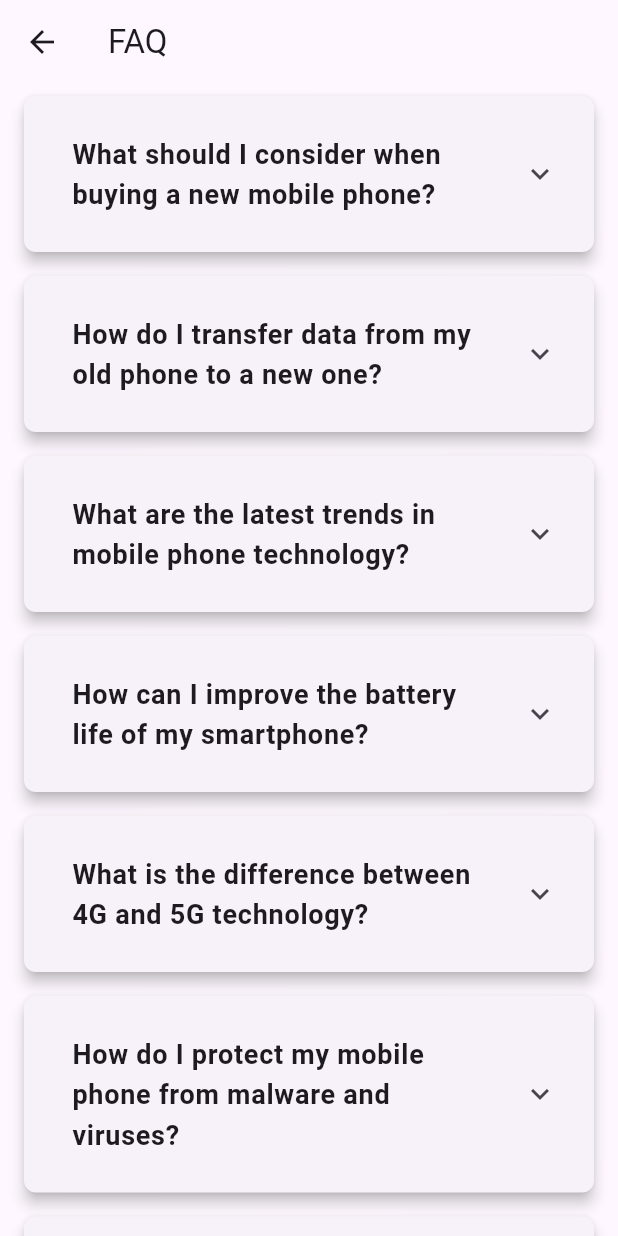
After one commit to Gnv1996/Flutter_App, a Flutter app: the FAQPage screen opened by its route, on a phone screen of 412 x 824 dp. The commit adds this screen. Run offline on Flutter 3.47's test engine with Material 3 defaults, Android fonts, the phone set to English and light mode, and no system bars; our stand-ins replace google_fonts.

Commit message:
update code with chating screen

```diff
--- a/lib/main.dart
+++ b/lib/main.dart
@@ -7,6 +7,8 @@ import 'widgets/theme.dart';
 import './pages/profileScreen.dart';
 import './pages/registration_page.dart';
 import './pages/contactForm.dart';
+import './pages/faq_page.dart';
+import './pages/chat_message.dart';
 
 void main() {
   runApp(const MyApp());
@@ -27,6 +29,8 @@ class MyApp extends StatelessWidget {
         MyRoutes.profileRoute: (context) => ProfileScreen(),
         MyRoutes.signUpRoute: (context) => RegistrationPage(),
         MyRoutes.contactRoute: (context) => ContactForm(),
+        MyRoutes.faqRoute: (context) => FAQPage(),
+        MyRoutes.chatRoute: (context) => ChatScreen(),
         // Add more routes as needed
       },
     );
--- /dev/null
+++ b/lib/pages/faq_page.dart
@@ -0,0 +1,159 @@
+import 'package:flutter/material.dart';
+
+class FAQPage extends StatelessWidget {
+  final List<FAQItem> faqs = [
+    FAQItem(
+      question: 'What should I consider when buying a new mobile phone?',
+      answer:
+          'Consider factors like your budget, desired features (camera quality, battery life, performance), operating system preference (Android, iOS), and brand reputation.',
+    ),
+    FAQItem(
+      question: 'How do I transfer data from my old phone to a new one?',
+      answer:
+          'You can transfer data using methods like backup and restore through cloud services, using a transfer cable, or through apps like Google Drive or Apple\'s iCloud.',
+    ),
+    FAQItem(
+      question: 'What are the latest trends in mobile phone technology?',
+      answer:
+          'Current trends include 5G connectivity, foldable phones, high refresh rate displays, advanced camera systems, and AI-powered features.',
+    ),
+    FAQItem(
+      question: 'How can I improve the battery life of my smartphone?',
+      answer:
+          'To improve battery life, you can optimize settings like screen brightness and timeout, disable background apps, use battery saver modes, and avoid overcharging.',
+    ),
+    FAQItem(
+      question: 'What is the difference between 4G and 5G technology?',
+      answer:
+          '5G offers faster speeds, lower latency, and increased network capacity compared to 4G. It enables new applications like augmented reality and IoT.',
+    ),
+    FAQItem(
+      question: 'How do I protect my mobile phone from malware and viruses?',
+      answer:
+          'Protect your phone by installing reputable antivirus software, keeping your operating system updated, avoiding suspicious links and apps, and using secure Wi-Fi networks.',
+    ),
+    FAQItem(
+      question: 'Which mobile phone has the best camera for photography?',
+      answer:
+          'Phones like iPhone 13 Pro, Google Pixel 6 Pro, and Samsung Galaxy S22 Ultra are known for their excellent camera quality and advanced photography features.',
+    ),
+    FAQItem(
+      question: 'How do I choose the right mobile phone plan for my needs?',
+      answer:
+          'Consider factors like data usage, coverage area, contract terms, and additional features (like international calling or data roaming) offered by different carriers.',
+    ),
+    FAQItem(
+      question: 'What are the benefits of buying a refurbished mobile phone?',
+      answer:
+          'Refurbished phones are typically cheaper than new ones, undergo rigorous testing, often come with warranties, and are better for the environment by reducing electronic waste.',
+    ),
+    FAQItem(
+      question: 'How often should I update the software on my mobile phone?',
+      answer:
+          'Regularly update your phone\'s software to receive security patches, bug fixes, and new features. Aim to update as soon as updates become available.',
+    ),
+    FAQItem(
+      question: 'What is the best way to clean my mobile phone screen?',
+      answer:
+          'Use a microfiber cloth slightly dampened with water or a screen cleaner specifically designed for electronic devices. Avoid harsh chemicals or abrasive materials.',
+    ),
+    FAQItem(
+      question: 'How do I troubleshoot common mobile phone problems?',
+      answer:
+          'Common troubleshooting steps include restarting the phone, checking for software updates, clearing cache or app data, resetting network settings, or contacting technical support.',
+    ),
+    FAQItem(
+      question: 'Which mobile phone has the longest battery life?',
+      answer:
+          'Phones like the Samsung Galaxy M52 5G, iPhone 13 Pro Max, and Xiaomi Redmi Note 11 Pro offer excellent battery life, often lasting more than a day with moderate usage.',
+    ),
+    FAQItem(
+      question: 'What are the advantages of buying an unlocked mobile phone?',
+      answer:
+          'Unlocked phones allow you to choose your carrier and switch networks easily, often have no carrier bloatware, and may receive software updates faster than carrier-locked phones.',
+    ),
+    FAQItem(
+      question: 'How can I maximize the storage space on my mobile phone?',
+      answer:
+          'Maximize storage by using cloud storage services for photos and videos, deleting unused apps and files, clearing cache regularly, and using a microSD card if your phone supports it.',
+    ),
+    FAQItem(
+      question: 'What are the pros and cons of using a mobile phone case?',
+      answer:
+          'Pros: Protects your phone from drops and scratches, can add style or personalization. Cons: Adds bulk, may affect wireless charging or heat dissipation in some cases.',
+    ),
+    FAQItem(
+      question: 'How do I factory reset my mobile phone?',
+      answer:
+          'Go to Settings > System > Reset (varies by phone). Confirm your selection and enter your PIN or password when prompted. Note: Factory reset erases all data on your phone.',
+    ),
+    FAQItem(
+      question: 'Which mobile phone operating system is the most secure?',
+      answer:
+          'Both Android and iOS are secure when updated regularly, but iOS is often considered more secure due to Apple\'s strict app store policies and quicker software updates across devices.',
+    ),
+    FAQItem(
+      question: 'How can I extend the lifespan of my mobile phone battery?',
+      answer:
+          'Avoid extreme temperatures, avoid complete discharges, use battery saver modes, and consider replacing the battery when it no longer holds a charge effectively.',
+    ),
+    FAQItem(
+      question: 'What should I do if my mobile phone gets wet?',
+      answer:
+          'Turn off the phone immediately, dry it with a towel, remove any removable parts (SIM card, etc.), and place it in a bowl of uncooked rice or silica gel packets to absorb moisture. Do not use heat to dry it.',
+    ),
+  ];
+
+  @override
+  Widget build(BuildContext context) {
+    return Scaffold(
+      appBar: AppBar(
+        title: Text('FAQ'),
+      ),
+      body: ListView.builder(
+        itemCount: faqs.length,
+        itemBuilder: (context, index) {
+          final faq = faqs[index];
+          return Card(
+            margin: EdgeInsets.symmetric(vertical: 8, horizontal: 16),
+            elevation: 4,
+            shape: RoundedRectangleBorder(
+              borderRadius: BorderRadius.circular(8),
+            ),
+            child: ExpansionTile(
+              title: Padding(
+                padding: const EdgeInsets.all(16.0),
+                child: Text(
+                  faq.question,
+                  style: TextStyle(
+                    fontSize: 18,
+                    fontWeight: FontWeight.bold,
+                  ),
+                ),
+              ),
+              children: [
+                Padding(
+                  padding: const EdgeInsets.fromLTRB(16, 0, 16, 16),
+                  child: Text(
+                    faq.answer,
+                    style: TextStyle(fontSize: 16),
+                  ),
+                ),
+              ],
+            ),
+          );
+        },
+      ),
+    );
+  }
+}
+
+class FAQItem {
+  final String question;
+  final String answer;
+
+  FAQItem({
+    required this.question,
+    required this.answer,
+  });
+}
--- a/lib/utils/routes.dart
+++ b/lib/utils/routes.dart
@@ -4,4 +4,6 @@ class MyRoutes {
   static String profileRoute = "/profile";
   static String signUpRoute = "/register";
   static String contactRoute = "/contact";
+  static String faqRoute = "/faq";
+  static String chatRoute = "/chat";
 }
--- a/lib/widgets/theme.dart
+++ b/lib/widgets/theme.dart
@@ -21,12 +21,18 @@ class MyTheme {
             fontFamily: GoogleFonts.lato().fontFamily,
           ),
         ),
+
+        // Define other custom colors or configurations as needed
       );
 
   static ThemeData darkTheme(BuildContext context) => ThemeData(
         brightness: Brightness.dark,
+        // Define dark theme colors if needed
       );
 
   static Color creamColor = Color(0xfff5f5f5);
   static Color darkBluishColor = Color(0xff403b58);
+  static Color accentColor = Color(0xff403b58); // Define your accent color here
+  static Color backgroundColor =
+      Color(0xfff5f5f5); // Define your background color here
 }
```
Also changed, not shown: lib/pages/chat_message.dart (added, +167 -0 lines), lib/widgets/drawer.dart (+16 -0 lines).
